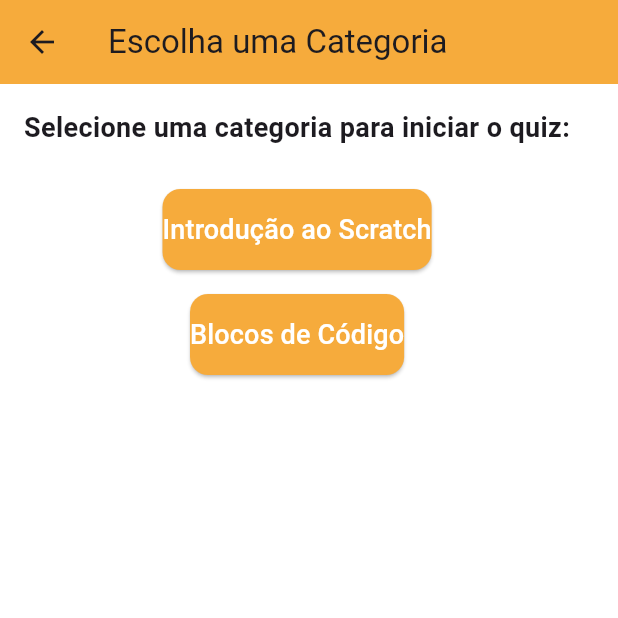
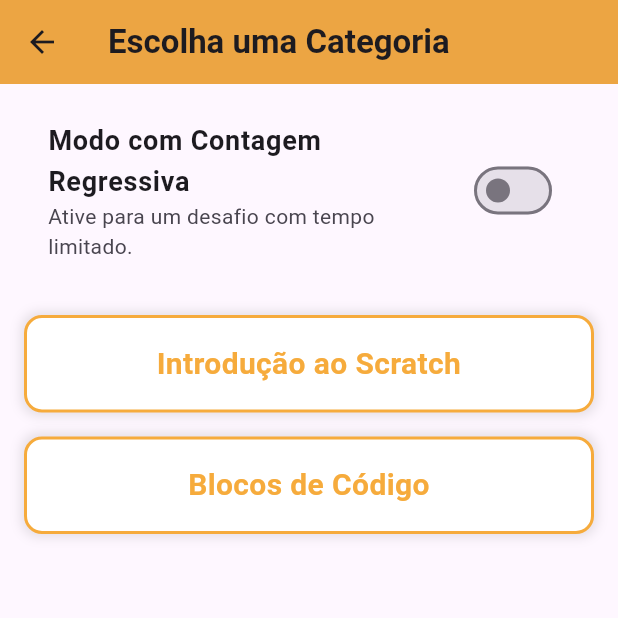
Before and after one commit to crysysrael/quizz_app, a Flutter app: the CategorySelectionScreen screen opened directly, on a phone screen of 412 x 824 dp, the top half of it. Run offline on Flutter 3.47's test engine with Material 3 defaults, Android fonts, the phone set to English and light mode, and no system bars.

Commit message:
adicionado contagem regressiva e ajustes visuais

```diff
--- a/lib/controllers/quiz_controller.dart
+++ b/lib/controllers/quiz_controller.dart
@@ -1,3 +1,4 @@
+import 'dart:async';
 import 'package:flutter/material.dart';
 import '../models/question_model.dart';
 import '../screens/result_screen.dart';
@@ -7,6 +8,10 @@
   int correctAnswers = 0;
   int wrongAnswers = 0;
   final Stopwatch _stopwatch = Stopwatch();
+  Timer? _countdownTimer;
+  int _remainingTime = 10; // ⏳ Tempo inicial para cada pergunta
+  bool _countdownEnabled =
+      false; // 🔥 Flag para ativar/desativar a contagem regressiva
 
   // 🔥 Mapa de perguntas organizadas por categoria
   final Map<String, List<Question>> _questionsByCategory = {
@@ -58,30 +63,72 @@
   };
 
   List<Question> _questions = [];
-  String _selectedCategory = "Introdução ao Scratch"; // Categoria padrão
 
-  // 🔥 Getter público para acessar as categorias
+  // 🔥 Getters
   Map<String, List<Question>> get questionsByCategory => _questionsByCategory;
-
   List<Question> get questions => _questions;
   int get currentQuestionIndex => _currentQuestionIndex;
-  Question get currentQuestion => _questions[_currentQuestionIndex];
+  int get remainingTime => _remainingTime;
+  bool get isCountdownEnabled => _countdownEnabled;
+  Question get currentQuestion => _questions.isNotEmpty
+      ? _questions[_currentQuestionIndex]
+      : Question(questionText: "", options: [], correctIndex: 0, category: "");
 
-  void startQuiz(String category) {
-    _selectedCategory = category;
+  // 🔥 Inicia o quiz
+  void startQuiz(String category, bool enableCountdown) {
+    _countdownEnabled = enableCountdown;
     _questions = _questionsByCategory[category] ?? [];
     _currentQuestionIndex = 0;
     correctAnswers = 0;
     wrongAnswers = 0;
     _stopwatch.reset();
     _stopwatch.start();
+
+    if (_countdownEnabled) {
+      _startCountdown();
+    }
+
     notifyListeners();
   }
 
+  // ⏳ Inicia a contagem regressiva
+  void _startCountdown() {
+    _remainingTime = 10; // 🔥 Define tempo de cada pergunta
+    _countdownTimer?.cancel(); // Cancela qualquer contagem anterior
+    _countdownTimer = Timer.periodic(const Duration(seconds: 1), (timer) {
+      if (_remainingTime > 0) {
+        _remainingTime--;
+      } else {
+        timer.cancel();
+        _autoSkipQuestion();
+      }
+      notifyListeners();
+    });
+  }
+
+  // 🔄 Passa para a próxima pergunta automaticamente
+  void _autoSkipQuestion() {
+    if (_currentQuestionIndex < _questions.length - 1) {
+      _currentQuestionIndex++;
+      _remainingTime = 10;
+      _startCountdown();
+    } else {
+      _stopwatch.stop();
+      _countdownTimer?.cancel();
+      notifyListeners();
+    }
+    notifyListeners();
+  }
+
+  // ✅ Responde a pergunta manualmente
   void answerQuestion(int selectedIndex, BuildContext context) {
     _stopwatch.stop();
+    _countdownTimer?.cancel(); // 🔥 Para o tempo assim que o usuário responde
+
     int timeTaken = _stopwatch.elapsedMilliseconds;
-    _questions[_currentQuestionIndex].timeSpent = timeTaken;
+    if (_questions.isNotEmpty) {
+      _questions[_currentQuestionIndex].timeSpent = timeTaken;
+    }
 
     if (selectedIndex == _questions[_currentQuestionIndex].correctIndex) {
       correctAnswers++;
@@ -93,22 +140,26 @@
       _currentQuestionIndex++;
       _stopwatch.reset();
       _stopwatch.start();
+      if (_countdownEnabled) _startCountdown();
     } else {
       _stopwatch.stop();
       Navigator.pushReplacement(
         context,
         MaterialPageRoute(
-            builder: (context) => ResultScreen(quizController: this)),
+          builder: (context) => ResultScreen(quizController: this),
+        ),
       );
     }
 
     notifyListeners();
   }
 
+  // 🔄 Reinicia o quiz
   void resetQuiz() {
     _currentQuestionIndex = 0;
     correctAnswers = 0;
     wrongAnswers = 0;
+    _countdownTimer?.cancel();
     for (var question in _questions) {
       question.timeSpent = null;
     }
--- a/lib/screens/category_selection_screen.dart
+++ b/lib/screens/category_selection_screen.dart
@@ -3,63 +3,105 @@
 import '../controllers/quiz_controller.dart';
 import 'quiz_screen.dart';
 
-class CategorySelectionScreen extends StatelessWidget {
+class CategorySelectionScreen extends StatefulWidget {
   const CategorySelectionScreen({super.key});
+
+  @override
+  _CategorySelectionScreenState createState() =>
+      _CategorySelectionScreenState();
+}
+
+class _CategorySelectionScreenState extends State<CategorySelectionScreen> {
+  bool isCountdownEnabled =
+      false; // 🔥 Flag para ativar/desativar contagem regressiva
 
   @override
   Widget build(BuildContext context) {
     final quizController = Provider.of<QuizController>(context);
-    final categories = quizController.questionsByCategory.keys
-        .toList(); // 🔥 Agora acessa corretamente
+    final categories = quizController.questionsByCategory.keys.toList();
 
     return Scaffold(
       appBar: AppBar(
-        title: const Text("Escolha uma Categoria"),
-        backgroundColor: const Color(0xFFF6AB3C), // Laranja Scratch
+        title: const Text(
+          "Escolha uma Categoria",
+          style: TextStyle(fontWeight: FontWeight.bold),
+        ),
+        backgroundColor:
+            const Color(0xFFF6AB3C), // 🔥 Mantendo a identidade visual
+        elevation: 2,
       ),
       body: Padding(
         padding: const EdgeInsets.all(16.0),
         child: Column(
+          crossAxisAlignment: CrossAxisAlignment.stretch,
           children: [
-            const Text(
-              "Selecione uma categoria para iniciar o quiz:",
+            // 🔥 Alternar contagem regressiva
+            SwitchListTile(
+              title: const Text(
+                "Modo com Contagem Regressiva",
                 style: TextStyle(fontSize: 18, fontWeight: FontWeight.bold),
-              textAlign: TextAlign.center,
+              ),
+              subtitle: const Text("Ative para um desafio com tempo limitado."),
+              value: isCountdownEnabled,
+              activeColor: Colors.red,
+              onChanged: (bool value) {
+                setState(() {
+                  isCountdownEnabled = value;
+                });
+              },
             ),
             const SizedBox(height: 20),
 
-            // Lista de categorias
-            ...categories.map((category) {
-              return Container(
-                margin: const EdgeInsets.symmetric(vertical: 8),
-                child: ElevatedButton(
-                  onPressed: () {
-                    quizController.startQuiz(category);
+            // 🔥 Lista de categorias estilizadas
+            Expanded(
+              child: ListView.builder(
+                itemCount: categories.length,
+                itemBuilder: (context, index) {
+                  String category = categories[index];
+
+                  return GestureDetector(
+                    onTap: () {
+                      quizController.startQuiz(category, isCountdownEnabled);
                       Navigator.push(
                         context,
                         MaterialPageRoute(
-                          builder: (context) => const QuizScreen()),
+                          builder: (context) => const QuizScreen(),
+                        ),
                       );
                     },
-                  style: ElevatedButton.styleFrom(
-                    backgroundColor: const Color(0xFFF6AB3C), // Laranja Scratch
-                    foregroundColor: Colors.white,
-                    shape: RoundedRectangleBorder(
+                    child: Container(
+                      margin: const EdgeInsets.symmetric(vertical: 8),
+                      padding: const EdgeInsets.all(16),
+                      decoration: BoxDecoration(
+                        color: Colors.white,
                         borderRadius: BorderRadius.circular(12),
-                    ),
-                    padding: const EdgeInsets.symmetric(vertical: 14),
+                        border: Border.all(
+                            color: const Color(0xFFF6AB3C), width: 2),
+                        boxShadow: [
+                          BoxShadow(
+                            color: Colors.black.withOpacity(0.1),
+                            blurRadius: 6,
+                            spreadRadius: 2,
+                          )
+                        ],
                       ),
                       child: Text(
                         category,
-                    style: const TextStyle(fontSize: 18),
+                        style: const TextStyle(
+                          fontSize: 20,
+                          fontWeight: FontWeight.bold,
+                          color: Color(0xFFF6AB3C),
+                        ),
+                        textAlign: TextAlign.center,
                       ),
                     ),
                   );
-            }).toList(),
+                },
+              ),
+            ),
           ],
         ),
       ),
-      backgroundColor: Colors.white,
     );
   }
 }
```
Also changed, not shown: lib/screens/quiz_screen.dart (+39 -6 lines). Lines whose indentation alone changed are shown as unchanged.
